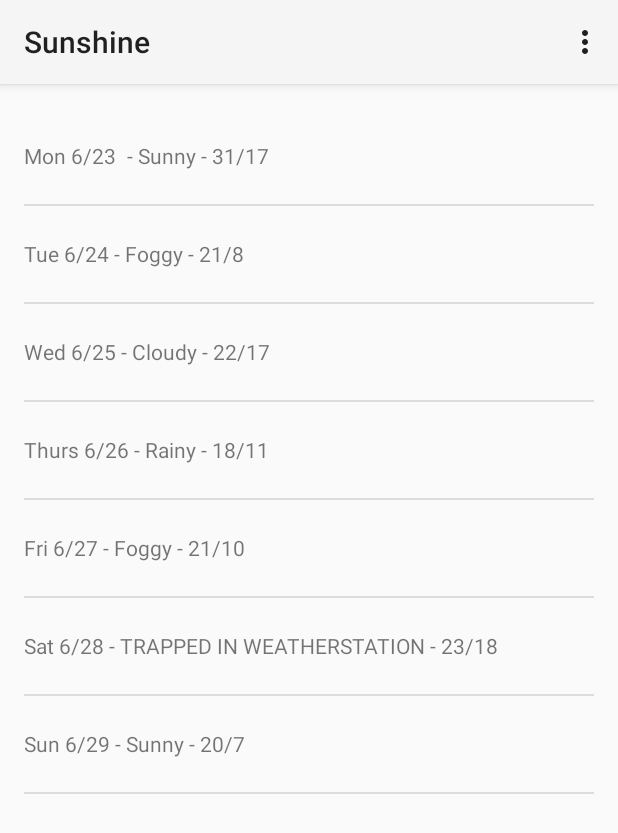
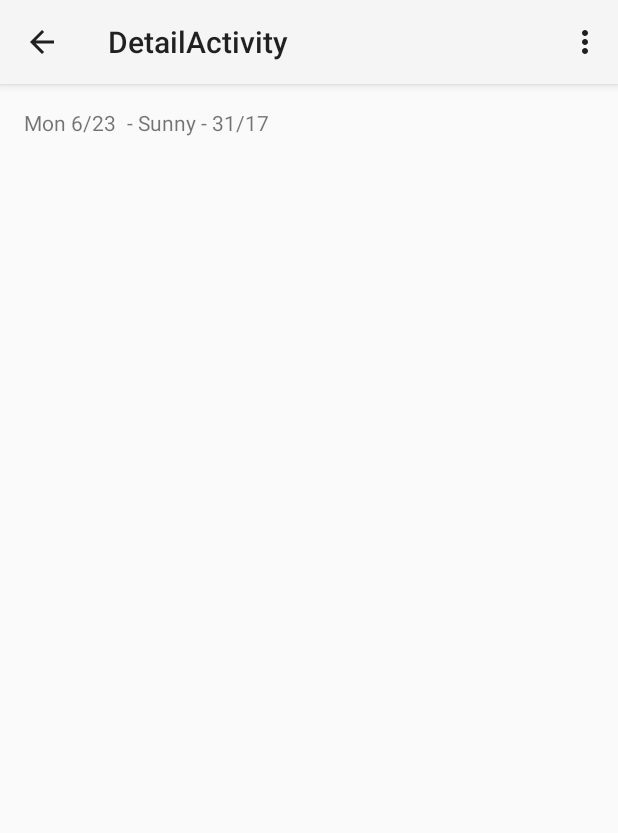
Before and after one commit to katelevshova/android-sunshine, an Android app: the screen it shows after launch (MainActivity before the commit, DetailActivity after it), after a tap on an icon or button, on a phone screen of 412 x 824 dp. Shown: the top 833 px of the screen. Run offline under Robolectric (Android 15) with nearby library versions, the phone set to English and light mode, and no system bars.

Commit message:
Issue#3 - Lesson 2 - created DetailActivity with Fragment, used explicit Intent to start DetailActivity, used EXTRA_TEXT parameter to transfer forecast data for clicked item

```diff
--- a/app/src/main/AndroidManifest.xml
+++ b/app/src/main/AndroidManifest.xml
@@ -2,7 +2,8 @@
 <manifest xmlns:android="http://schemas.android.com/apk/res/android"
     package="com.hally.sunshine" >
 
-	<uses-permission android:name="android.permission.INTERNET"></uses-permission>
+    <uses-permission android:name="android.permission.INTERNET" />
+
     <application
         android:allowBackup="true"
         android:icon="@mipmap/ic_launcher"
@@ -17,6 +18,14 @@
                 <category android:name="android.intent.category.LAUNCHER" />
             </intent-filter>
         </activity>
+        <activity
+            android:name=".DetailActivity"
+            android:label="@string/title_activity_detail"
+            android:parentActivityName=".MainActivity" >
+            <meta-data
+                android:name="android.support.PARENT_ACTIVITY"
+                android:value="com.hally.sunshine.MainActivity" />
+        </activity>
     </application>
 
 </manifest>
--- /dev/null
+++ b/app/src/main/java/com/hally/sunshine/DetailActivity.java
@@ -0,0 +1,83 @@
+package com.hally.sunshine;
+
+import android.app.Activity;
+import android.app.Fragment;
+import android.content.Intent;
+import android.os.Bundle;
+import android.view.LayoutInflater;
+import android.view.Menu;
+import android.view.MenuItem;
+import android.view.View;
+import android.view.ViewGroup;
+import android.widget.TextView;
+
+
+public class DetailActivity extends Activity
+{
+
+	@Override
+	protected void onCreate(Bundle savedInstanceState)
+	{
+		super.onCreate(savedInstanceState);
+		setContentView(R.layout.activity_detail);
+		if (savedInstanceState == null)
+		{
+			getFragmentManager().beginTransaction()
+					.add(R.id.container, new PlaceholderFragment())
+					.commit();
+		}
+	}
+
+
+	@Override
+	public boolean onCreateOptionsMenu(Menu menu)
+	{
+		// Inflate the menu; this adds items to the action bar if it is present.
+		getMenuInflater().inflate(R.menu.menu_detail, menu);
+		return true;
+	}
+
+	@Override
+	public boolean onOptionsItemSelected(MenuItem item)
+	{
+		// Handle action bar item clicks here. The action bar will
+		// automatically handle clicks on the Home/Up button, so long
+		// as you specify a parent activity in AndroidManifest.xml.
+		int id = item.getItemId();
+
+		//noinspection SimplifiableIfStatement
+		if (id == R.id.action_settings)
+		{
+			return true;
+		}
+
+		return super.onOptionsItemSelected(item);
+	}
+
+	/**
+	 * A placeholder fragment containing a simple view.
+	 */
+	public static class PlaceholderFragment extends Fragment
+	{
+
+		public PlaceholderFragment()
+		{
+		}
+
+		@Override
+		public View onCreateView(LayoutInflater inflater, ViewGroup container,
+								 Bundle savedInstanceState)
+		{
+			Intent intent = getActivity().getIntent();
+			View rootView = inflater.inflate(R.layout.fragment_detail, container, false);
+
+			if(intent != null && intent.hasExtra(Intent.EXTRA_TEXT))
+			{
+				String forecastStr = intent.getStringExtra(Intent.EXTRA_TEXT);
+				((TextView) rootView.findViewById(R.id.detail_text)).setText(forecastStr);
+			}
+
+			return rootView;
+		}
+	}
+}
--- a/app/src/main/java/com/hally/sunshine/ForecastFragment.java
+++ b/app/src/main/java/com/hally/sunshine/ForecastFragment.java
@@ -1,6 +1,7 @@
 package com.hally.sunshine;
 
 import android.app.Fragment;
+import android.content.Intent;
 import android.os.Bundle;
 import android.view.LayoutInflater;
 import android.view.Menu;
@@ -11,7 +12,6 @@ import android.view.ViewGroup;
 import android.widget.AdapterView;
 import android.widget.ArrayAdapter;
 import android.widget.ListView;
-import android.widget.Toast;
 
 import java.util.ArrayList;
 import java.util.Arrays;
@@ -80,8 +80,12 @@ public class ForecastFragment extends Fragment
 		public void onItemClick(AdapterView<?> parent, View view, int position, long id)
 		{
 			String forecastText = _forecastAdapter.getItem(position);
-			Toast toast = Toast.makeText(getActivity(), forecastText, Toast.LENGTH_SHORT);
-			toast.show();
+			/*Toast toast = Toast.makeText(getActivity(), forecastText, Toast.LENGTH_SHORT);
+			toast.show();*/
+
+			Intent launchDetailActivity = new Intent(getActivity(), DetailActivity.class);
+			launchDetailActivity.putExtra(Intent.EXTRA_TEXT, forecastText);
+			startActivity(launchDetailActivity);
 		}
 	};
 
--- a/app/src/main/java/com/hally/sunshine/util/WeatherDataParser.java
+++ b/app/src/main/java/com/hally/sunshine/util/WeatherDataParser.java
@@ -8,6 +8,7 @@ import org.json.JSONObject;
  * @author Kateryna Levshova
  * @date 24.02.2015
  */
+//TODO: currently is not used. Refactor FetchWeekWeatherTask
 public class WeatherDataParser
 {
 	/**
--- /dev/null
+++ b/app/src/main/res/layout/activity_detail.xml
@@ -0,0 +1,7 @@
+<FrameLayout xmlns:android="http://schemas.android.com/apk/res/android"
+			 xmlns:tools="http://schemas.android.com/tools"
+			 android:id="@+id/container"
+			 android:layout_width="match_parent"
+			 android:layout_height="match_parent"
+			 tools:context="com.hally.sunshine.DetailActivity"
+			 tools:ignore="MergeRootFrame"/>
--- /dev/null
+++ b/app/src/main/res/layout/fragment_detail.xml
@@ -0,0 +1,17 @@
+<RelativeLayout xmlns:android="http://schemas.android.com/apk/res/android"
+				xmlns:tools="http://schemas.android.com/tools"
+				android:layout_width="match_parent"
+				android:layout_height="match_parent"
+				android:paddingBottom="@dimen/activity_vertical_margin"
+				android:paddingLeft="@dimen/activity_horizontal_margin"
+				android:paddingRight="@dimen/activity_horizontal_margin"
+				android:paddingTop="@dimen/activity_vertical_margin"
+				tools:context=".DetailActivity">
+
+	<TextView
+		android:id="@+id/detail_text"
+		android:layout_width="wrap_content"
+		android:layout_height="wrap_content"
+		android:text="@string/hello_world"/>
+
+</RelativeLayout>
--- /dev/null
+++ b/app/src/main/res/menu/menu_detail.xml
@@ -0,0 +1,8 @@
+<menu xmlns:android="http://schemas.android.com/apk/res/android"
+	  xmlns:tools="http://schemas.android.com/tools"
+	  tools:context="com.hally.sunshine.DetailActivity">
+	<item android:id="@+id/action_settings"
+		  android:title="@string/action_settings"
+		  android:orderInCategory="100"
+		  android:showAsAction="never"/>
+</menu>
--- a/app/src/main/res/values/strings.xml
+++ b/app/src/main/res/values/strings.xml
@@ -1,3 +1,6 @@
 <resources>
 	<string name="app_name">Sunshine</string>
+	<string name="title_activity_detail">DetailActivity</string>
+	<string name="hello_world">Hello world!</string>
+	<string name="action_settings">Settings</string>
 </resources>
```
